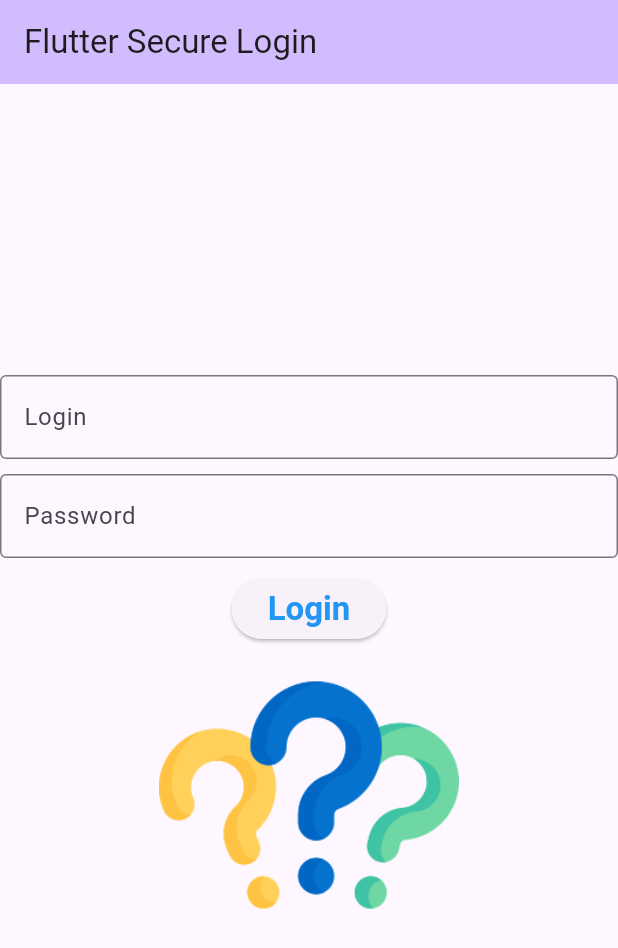
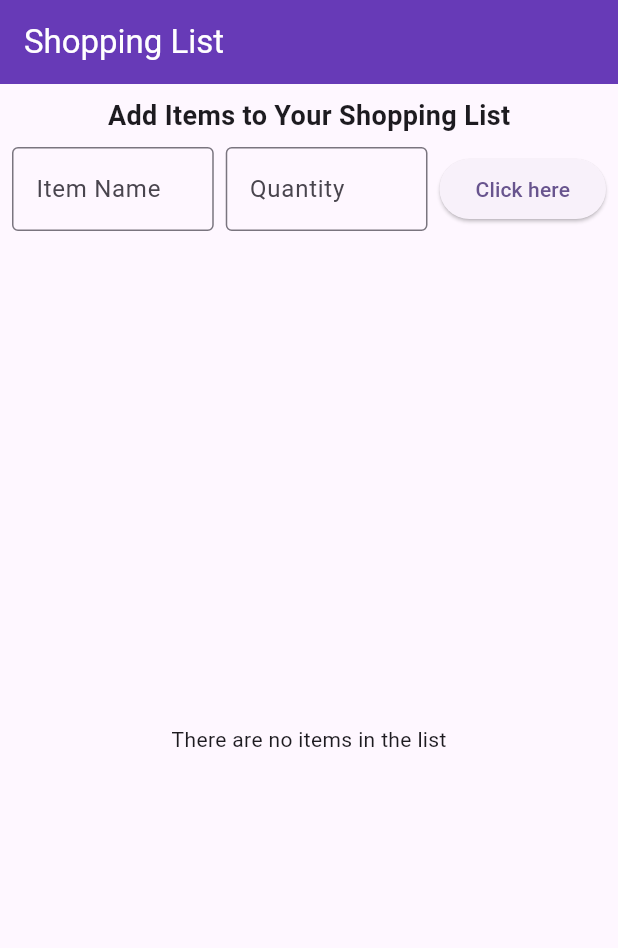
Before and after one commit to meijin2024/my_flutter_labs, a Flutter app: the screen it shows after launch, on a phone screen of 412 x 824 dp. Shown: the top 948 px of the screen. Run offline on Flutter 3.47's test engine with Material 3 defaults, Android fonts, the phone set to English and light mode, and no system bars; our stand-ins replace floor, sqflite; accounts and stored records are empty; generated files the repository leaves out were written again.

Commit message:
week8-lab7 updated

```diff
--- a/lib/main.dart
+++ b/lib/main.dart
@@ -1,105 +1,91 @@
 import 'package:flutter/material.dart';
-import 'package:flutter_secure_storage/flutter_secure_storage.dart';
+import 'package:floor/floor.dart';
+import 'database.dart';
+import 'to_item.dart';
 
-void main() {
-  runApp(const MyApp());
+void main() async {
+  WidgetsFlutterBinding.ensureInitialized();
+  final database = await $FloorAppDatabase.databaseBuilder('shopping_list.db').build();
+  runApp(MyApp(database));
 }
 
 class MyApp extends StatelessWidget {
-  const MyApp({super.key});
+  final AppDatabase database;
+
+  MyApp(this.database);
 
   @override
   Widget build(BuildContext context) {
     return MaterialApp(
-      debugShowCheckedModeBanner: false,
-      title: 'Flutter Demo',
+      debugShowCheckedModeBanner: true,
+      title: 'Flutter Secure Login',
       theme: ThemeData(
         colorScheme: ColorScheme.fromSeed(seedColor: Colors.deepPurple),
         useMaterial3: true,
       ),
-      home: const MyHomePage(title: 'Flutter Secure Login'),
+      home: ListPage(database: database),
     );
   }
 }
 
-class MyHomePage extends StatefulWidget {
-  const MyHomePage({super.key, required this.title});
-  final String title;
+class ListPage extends StatefulWidget {
+  final AppDatabase database;
+
+  ListPage({required this.database});
 
   @override
-  State<MyHomePage> createState() => _MyHomePageState();
+  _ListPageState createState() => _ListPageState();
 }
 
-class _MyHomePageState extends State<MyHomePage> {
-  final TextEditingController _loginNameController = TextEditingController();
-  final TextEditingController _passwordController = TextEditingController();
-  final FlutterSecureStorage _secureStorage = const FlutterSecureStorage();
-  String imageSource = "images/question.jpg";
+class _ListPageState extends State<ListPage> {
+  List<TodoItem> _items = []; // Initialize with empty list instead of late
+  final TextEditingController _itemController = TextEditingController();
+  final TextEditingController _quantityController = TextEditingController();
 
   @override
   void initState() {
     super.initState();
-    _loadStoredCredentials();
+    _loadItems();
   }
 
-  Future<void> _loadStoredCredentials() async {
-    String? savedUsername = await _secureStorage.read(key: 'username');
-    String? savedPassword = await _secureStorage.read(key: 'password');
+  Future<void> _loadItems() async {
+    final items = await widget.database.todoDao.getAllItems();
+    setState(() {
+      _items = items;
+    });
+  }
 
-    if (savedUsername != null && savedPassword != null) {
-      _loginNameController.text = savedUsername;
-      _passwordController.text = savedPassword;
+  Future<void> _addItem() async {
+    final String itemName = _itemController.text.trim();
+    final String quantity = _quantityController.text.trim();
 
-      // Show snackbar
-      ScaffoldMessenger.of(context).showSnackBar(
-        SnackBar(
-          content: const Text('Previous login loaded'),
-          action: SnackBarAction(
-            label: 'Undo',
-            onPressed: () {
-              setState(() {
-                _loginNameController.clear();
-                _passwordController.clear();
-              });
-            },
-          ),
-        ),
-      );
+    if (itemName.isNotEmpty && quantity.isNotEmpty) {
+      final newItem = TodoItem(TodoItem.ID++, '$itemName (Qty: $quantity)');
+      await widget.database.todoDao.insertItem(newItem);
+      _itemController.clear();
+      _quantityController.clear();
+      _loadItems();
     }
   }
 
-  Future<void> _handleLogin() async {
-    String username = _loginNameController.text;
-    String password = _passwordController.text;
-
-    setState(() {
-      imageSource = password == "QWERTY123" ? "images/idea.jpg" : "images/stop.jpg";
-    });
-
-    _showSaveDialog(username, password);
-  }
-
-  void _showSaveDialog(String username, String password) {
+  Future<void> _removeItem(int index) async {
     showDialog(
       context: context,
       builder: (context) => AlertDialog(
-        title: const Text("Save Login Info?"),
-        content: const Text("Would you like to save your username and password?"),
+        title: Text("Remove Item"),
+        content: Text("Are you sure you want to delete this item?"),
         actions: [
           TextButton(
-            onPressed: () {
-              _secureStorage.deleteAll();
-              Navigator.of(context).pop();
-            },
-            child: const Text("No"),
+            onPressed: () => Navigator.pop(context),
+            child: Text("No"),
           ),
           TextButton(
             onPressed: () async {
-              await _secureStorage.write(key: 'username', value: username);
-              await _secureStorage.write(key: 'password', value: password);
-              Navigator.of(context).pop();
+              await widget.database.todoDao.deleteItem(_items[index]);
+              Navigator.pop(context);
+              _loadItems();
             },
-            child: const Text("Yes"),
+            child: Text("Yes"),
           ),
         ],
       ),
@@ -110,48 +96,75 @@ class _MyHomePageState extends State<MyHomePage> {
   Widget build(BuildContext context) {
     return Scaffold(
       appBar: AppBar(
-        backgroundColor: Theme.of(context).colorScheme.inversePrimary,
-        title: Text(widget.title),
+        title: Text("Shopping List"),
+        backgroundColor: Colors.deepPurple,
+        foregroundColor: Colors.white,
       ),
-      body: Center(
+      body: Column(
+        children: [
+          Padding(
+            padding: const EdgeInsets.all(8.0),
             child: Column(
-          mainAxisAlignment: MainAxisAlignment.center,
-          children: <Widget>[
-            TextField(
-              controller: _loginNameController,
-              decoration: const InputDecoration(
-                hintText: "Please enter your username",
-                labelText: "Login",
+              children: [
+                Text("Add Items to Your Shopping List", style: TextStyle(fontSize: 18, fontWeight: FontWeight.bold)),
+                SizedBox(height: 8),
+                Row(
+                  children: [
+                    Expanded(
+                      child: TextField(
+                        controller: _itemController,
+                        decoration: InputDecoration(
+                          hintText: "Enter item name",
+                          labelText: "Item Name",
                           border: OutlineInputBorder(),
                         ),
                       ),
-            const SizedBox(height: 10),
-            TextField(
-              controller: _passwordController,
-              obscureText: true,
-              decoration: const InputDecoration(
-                hintText: "Please enter your password",
-                labelText: "Password",
+                    ),
+                    SizedBox(width: 8),
+                    Expanded(
+                      child: TextField(
+                        controller: _quantityController,
+                        keyboardType: TextInputType.number,
+                        decoration: InputDecoration(
+                          hintText: "Enter quantity",
+                          labelText: "Quantity",
                           border: OutlineInputBorder(),
                         ),
                       ),
-            const SizedBox(height: 10),
+                    ),
+                    SizedBox(width: 8),
                     ElevatedButton(
-              onPressed: _handleLogin,
-              style: ElevatedButton.styleFrom(
-                foregroundColor: Colors.blue,
-                textStyle: const TextStyle(fontSize: 22, fontWeight: FontWeight.bold),
+                      onPressed: _addItem,
+                      child: Text("Click here"),
                     ),
-              child: const Text("Login"),
-            ),
-            Image.asset(
-              imageSource,
-              height: 200,
-              width: 200,
+                  ],
                 ),
               ],
             ),
           ),
+          Expanded(
+            child: _items.isEmpty
+                ? Center(child: Text("There are no items in the list"))
+                : ListView.builder(
+              itemCount: _items.length,
+              itemBuilder: (context, index) {
+                return GestureDetector(
+                  onLongPress: () => _removeItem(index),
+                  child: Padding(
+                    padding: const EdgeInsets.symmetric(horizontal: 16.0, vertical: 4.0),
+                    child: Row(
+                      mainAxisAlignment: MainAxisAlignment.center,
+                      children: [
+                        Text("${index + 1}: ${_items[index].todoItem}", style: TextStyle(fontWeight: FontWeight.bold)),
+                      ],
+                    ),
+                  ),
+                );
+              },
+            ),
+          ),
+        ],
+      ),
     );
   }
 }
--- a/lib/todo_item.dart
+++ b/lib/to_item.dart
@@ -2,15 +2,15 @@ import 'package:floor/floor.dart';
 
 @entity
 class TodoItem {
-  static int ID = 1;
+  static int ID=1;
 
   @primaryKey
   final int id;
   final String todoItem;
 
   TodoItem(this.id, this.todoItem){
-    if(id > ID) {
-      ID = id + 1;
+    if (id> ID){
+      ID=id+1;
     }
   }
 }
--- a/lib/todo_dao.dart
+++ b/lib/todo_dao.dart
@@ -1,9 +1,8 @@
 import 'package:floor/floor.dart';
-import 'todo_item.dart';
+import 'to_item.dart';
 
 @dao
-abstract class TodoDao {
-
+abstract class TodoDao{
   @Query("select * from TodoItem")
   Future<List<TodoItem>> getAllItems();
 
@@ -12,5 +11,4 @@ abstract class TodoDao {
 
   @delete
   Future<void> deleteItem(TodoItem itm);
-
 }
```
Also changed, not shown: lib/database.dart (+3 -5 lines), pubspec.yaml (+13 -21 lines), pubspec.lock, 5 other files. Lines whose indentation alone changed are shown as unchanged.
